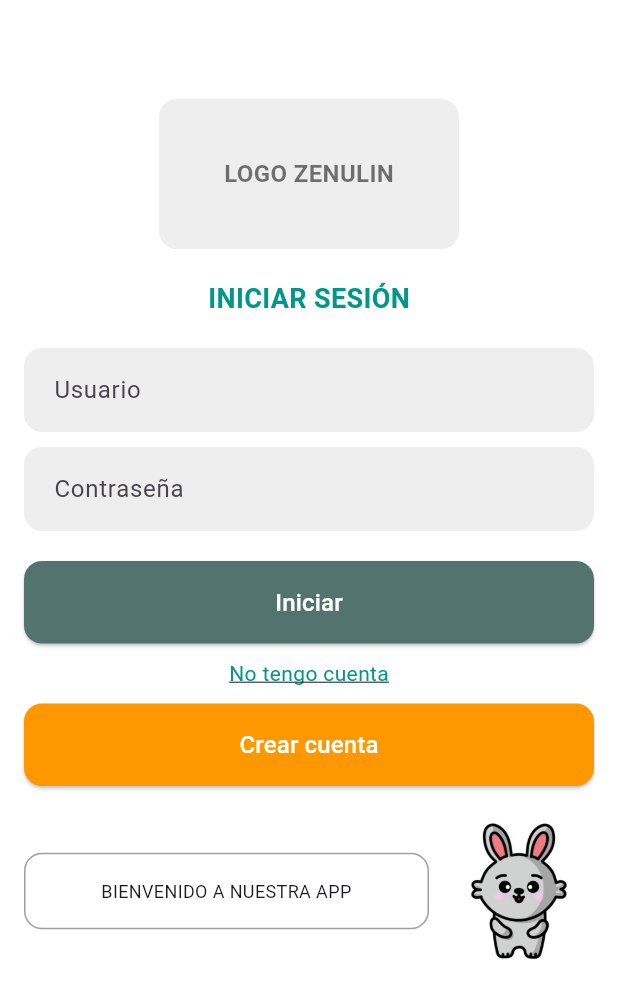
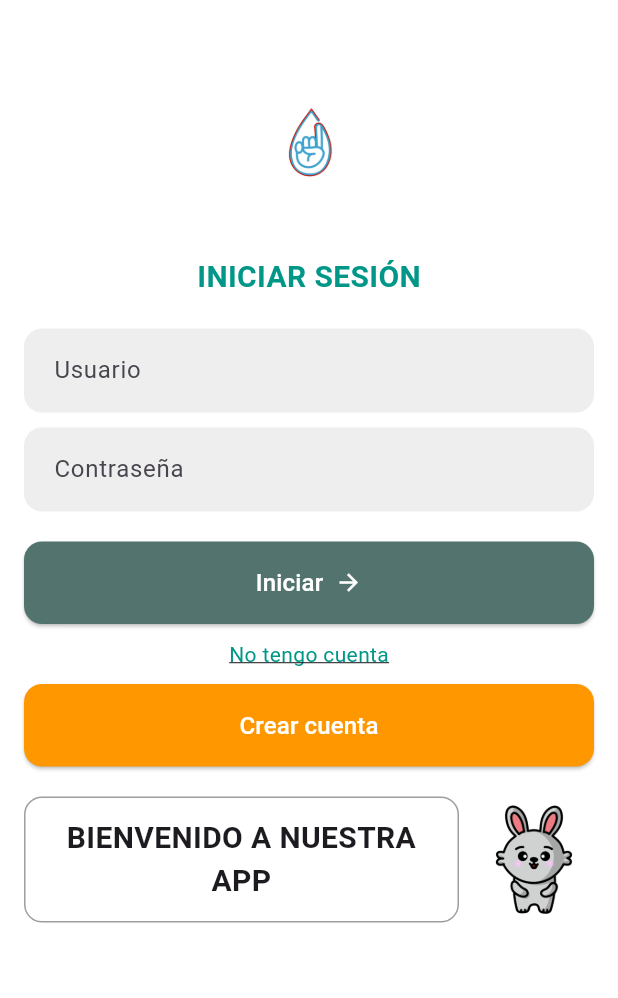
Before and after one commit to JonathanDeLaCruz/zean, a Flutter app: the LoginPage screen opened directly, on a phone screen of 412 x 824 dp. Shown: the top 998 px of the screen. Run offline on Flutter 3.47's test engine with Material 3 defaults, Android fonts, the phone set to English and light mode, and no system bars; our stand-ins replace motion_tab_bar, qr_flutter; missing offline and left inert: flame; network calls fail.

Commit message:
prueba final

```diff
--- a/lib/game/assets.dart
+++ b/lib/game/assets.dart
@@ -17,4 +17,7 @@ class Assets {
   static const tres = 'assets/images/3.png';
   static const cuatro = 'assets/images/4.png';
   static const dieta = 'assets/images/dieta.jpeg';
+  static const fruta = 'assets/images/fruta.jpg';
+  static const huevo = 'assets/images/huevos.jpg';
+  static const panqueques = 'assets/images/panqueques.jpg';
 }
--- a/lib/game/glucosa.dart
+++ b/lib/game/glucosa.dart
@@ -150,7 +150,7 @@ class GlucosaPage extends StatelessWidget {
                 ),
                 child: Center(
                   child: Image.asset(
-                    'assets/images/grafica.png',
+                    'assets/images/grafica-glucosa.png',
                     fit: BoxFit.cover,
                   ),
 /*                 child: Image.asset(
--- a/lib/game/home.dart
+++ b/lib/game/home.dart
@@ -46,7 +46,7 @@ class _HomePageState extends State<HomePage> {
   }
 
   void _startImageUpdateMensaje() {
-    _timer = Timer.periodic(const Duration(minutes: 2), (timer) {
+    _timer = Timer.periodic(const Duration(minutes: 1), (timer) {
       setState(() {
         showMessage = !showMessage; // Actualizar las imágenes de forma aleatoria
       });
--- a/lib/game/login.dart
+++ b/lib/game/login.dart
@@ -1,5 +1,4 @@
 import 'package:flutter/material.dart';
-import 'package:zean/game/crear.dart';
 
 class LoginPage extends StatelessWidget {
   const LoginPage({Key? key}) : super(key: key);
@@ -13,41 +12,44 @@ class LoginPage extends StatelessWidget {
       backgroundColor: Colors.white,
       body: SingleChildScrollView(
         child: Padding(
-          padding: EdgeInsets.all(isTablet ? 24.0 : 16.0),
+          padding: EdgeInsets.symmetric(
+            horizontal: isTablet ? 32.0 : 16.0,
+            vertical: isTablet ? 40.0 : 20.0,
+          ),
           child: Column(
             crossAxisAlignment: CrossAxisAlignment.center,
             children: [
-              SizedBox(height: isTablet ? 70 : 50),
+              // Espaciado superior
+              SizedBox(height: isTablet ? 60 : 30),
+
               // Logo
               Container(
-                width: isTablet ? 300 : 200,
+                width: double.infinity,
                 height: isTablet ? 150 : 100,
                 decoration: BoxDecoration(
-                  color: Colors.grey[200],
+                  color: const Color.fromARGB(255, 255, 255, 255),
                   borderRadius: BorderRadius.circular(12),
                 ),
                 alignment: Alignment.center,
-                child: Text(
-                  "LOGO ZENULIN",
-                  style: TextStyle(
-                    fontSize: isTablet ? 20 : 16,
-                    fontWeight: FontWeight.bold,
-                    color: Colors.black54,
+              child: Image.asset(
+                'assets/images/logo.png',
+                width: isTablet ? 300 : 80,
+                height: isTablet ? 300 : 80,
+                fit: BoxFit.contain,
               ),
               ),
-              ),
-              SizedBox(height: isTablet ? 30 : 20),
+              SizedBox(height: isTablet ? 40 : 20),
 
               // Título
               Text(
                 "INICIAR SESIÓN",
                 style: TextStyle(
-                  fontSize: isTablet ? 24 : 18,
+                  fontSize: isTablet ? 26 : 20,
                   fontWeight: FontWeight.bold,
                   color: Colors.teal,
                 ),
               ),
-              SizedBox(height: isTablet ? 30 : 20),
+              SizedBox(height: isTablet ? 40 : 20),
 
               // Campos de entrada
               _buildInputField(
@@ -60,7 +62,7 @@ class LoginPage extends StatelessWidget {
                 obscureText: true,
                 isTablet: isTablet,
               ),
-              SizedBox(height: isTablet ? 30 : 20),
+              SizedBox(height: isTablet ? 40 : 20),
 
               // Botón Iniciar
               SizedBox(
@@ -68,9 +70,6 @@ class LoginPage extends StatelessWidget {
                 child: ElevatedButton(
                   onPressed: () {
                     // Lógica para iniciar sesión
-                    ScaffoldMessenger.of(context).showSnackBar(
-                      const SnackBar(content: Text("Iniciando sesión...")),
-                    );
                   },
                   style: ElevatedButton.styleFrom(
                     backgroundColor: const Color(0xFF53746E),
@@ -81,21 +80,25 @@ class LoginPage extends StatelessWidget {
                       borderRadius: BorderRadius.circular(12),
                     ),
                   ),
-                  child: Text(
+                  child: Row(
+                    mainAxisAlignment: MainAxisAlignment.center,
+                    children: [
+                      Text(
                         "Iniciar",
                         style: TextStyle(
                           fontSize: isTablet ? 20 : 16,
                           color: Colors.white,
                         ),
                       ),
+                      const SizedBox(width: 8),
+                      const Icon(Icons.arrow_forward, color: Colors.white),
+                    ],
+                  ),
                 ),
               ),
               SizedBox(height: isTablet ? 20 : 10),
 
               // Texto para registro
-              Row(
-                mainAxisAlignment: MainAxisAlignment.center,
-                children: [
               GestureDetector(
                 onTap: () {
                   // Lógica para "No tengo cuenta"
@@ -109,8 +112,6 @@ class LoginPage extends StatelessWidget {
                   ),
                 ),
               ),
-                ],
-              ),
               SizedBox(height: isTablet ? 20 : 10),
 
               // Botón Crear cuenta
@@ -118,13 +119,7 @@ class LoginPage extends StatelessWidget {
                 width: double.infinity,
                 child: ElevatedButton(
                   onPressed: () {
-                    // Navegar a CrearPage
-                    Navigator.push(
-                      context,
-                      MaterialPageRoute(
-                        builder: (context) => const CrearPage(),
-                      ),
-                    );
+                    // Navegar a Crear cuenta
                   },
                   style: ElevatedButton.styleFrom(
                     backgroundColor: Colors.orange,
@@ -148,19 +143,20 @@ class LoginPage extends StatelessWidget {
 
               // Conejo y mensaje
               Row(
-                mainAxisAlignment: MainAxisAlignment.end,
+                mainAxisAlignment: MainAxisAlignment.center,
                 children: [
                   Expanded(
                     child: Container(
-                      padding: EdgeInsets.all(isTablet ? 20.0 : 16.0),
+                      padding: EdgeInsets.all(isTablet ? 16.0 : 12.0),
                       decoration: BoxDecoration(
                         border: Border.all(color: Colors.grey),
                         borderRadius: BorderRadius.circular(12),
                       ),
-                      child: Text(
+                      child: const Text(
                         "BIENVENIDO A NUESTRA APP",
                         style: TextStyle(
-                          fontSize: isTablet ? 16 : 12,
+                          fontSize: 20,
+                          fontWeight: FontWeight.bold,
                         ),
                         textAlign: TextAlign.center,
                       ),
@@ -168,9 +164,9 @@ class LoginPage extends StatelessWidget {
                   ),
                   SizedBox(width: isTablet ? 20 : 10),
                   Image.asset(
-                    'assets/images/conejo.png', // Ruta a la imagen del conejo
-                    width: isTablet ? 150 : 100,
-                    height: isTablet ? 150 : 100,
+                    'assets/images/conejo.png',
+                    width: isTablet ? 300 : 80,
+                    height: isTablet ? 300 : 80,
                     fit: BoxFit.contain,
                   ),
                 ],
--- a/lib/game/menu.dart
+++ b/lib/game/menu.dart
@@ -6,17 +6,17 @@ class Menu extends StatelessWidget {
     {
       'title': 'Fruta fresca',
       'subtitle': 'Fresas, sandía, melón y papaya',
-      'image': Assets.uno, // Cambia a tu ruta de imagen real
+      'image': Assets.fruta,
     },
     {
       'title': 'Huevos rancheros',
       'subtitle': 'Huevos, tomate, tortilla y queso',
-      'image': 'assets/dos.png', // Cambia a tu ruta de imagen real
+      'image': Assets.huevo,
     },
     {
       'title': 'Panqueques de avena',
       'subtitle': 'Harina, huevo, mantequilla y avena',
-      'image': 'assets/tres.png', // Cambia a tu ruta de imagen real
+      'image': Assets.panqueques,
     },
   ];
 
--- a/lib/game/recomendacion.dart
+++ b/lib/game/recomendacion.dart
@@ -125,6 +125,7 @@ class RecomendacionPage extends StatelessWidget {
 
             // Ruta de la imagen para la recomendación
             final imagenPath = recomendacion.imagen;
+            final iconoPath = recomendacion.imagen;
 
             return SingleChildScrollView(
         child: Padding(
@@ -143,7 +144,7 @@ class RecomendacionPage extends StatelessWidget {
                   children: [
                     CircleAvatar(
                       radius: isTablet ? 40 : 30,
-                      backgroundImage: AssetImage(iconPath), // Ruta a tu imagen
+                      backgroundImage: AssetImage(iconoPath), // Ruta a tu imagen
                     ),
                     const SizedBox(width: 16),
                           Expanded(
```
Also changed, not shown: lib/game/perfil.dart (+10 -6 lines), assets/images/fruta.jpg (added), assets/images/grafica-glucosa.png (added), assets/images/huevos.jpg (added), assets/images/logo.png (added), assets/images/panqueques.jpg (added), assets/images/profile.jpeg (added). Lines whose indentation alone changed are shown as unchanged.
